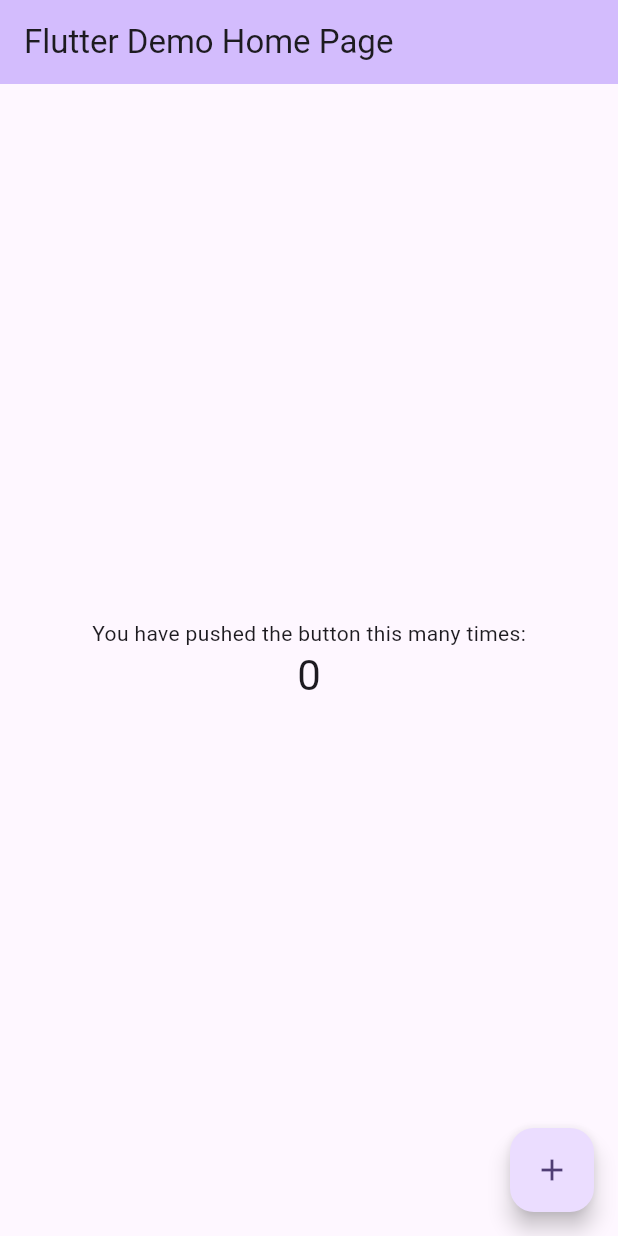
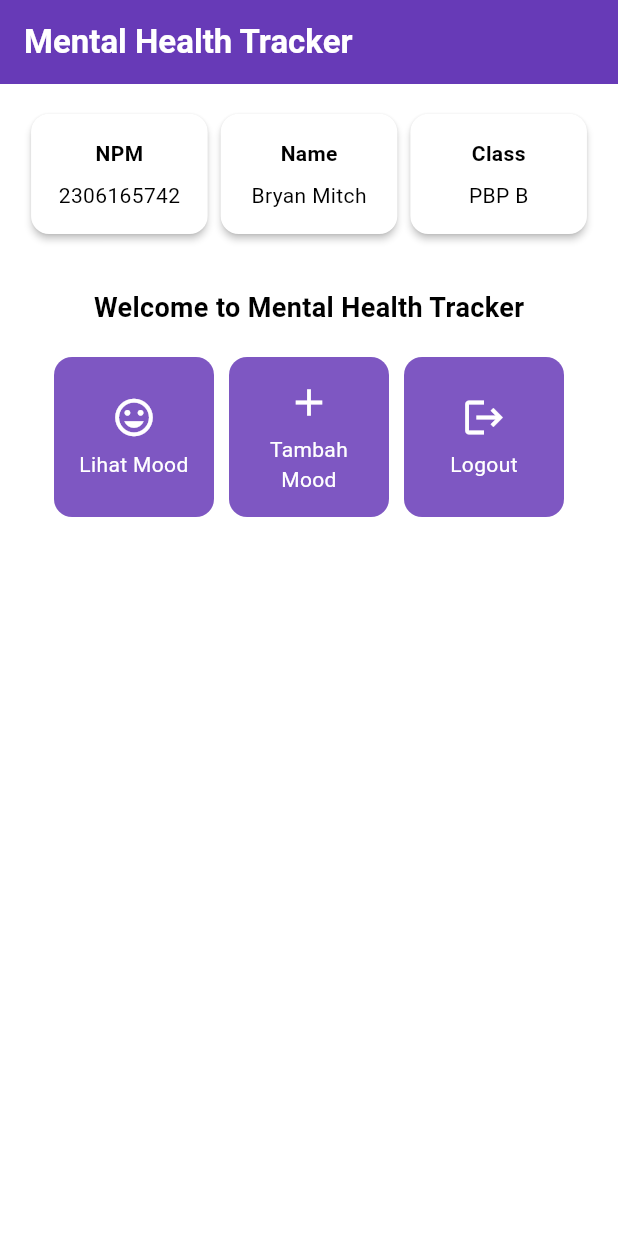
Before and after one commit to brjaeger/mental-health-tracker-mobile, a Flutter app: the screen it shows after launch, on a phone screen of 412 x 824 dp. Run offline on Flutter 3.47's test engine with Material 3 defaults, Android fonts, the phone set to English and light mode, and no system bars.

Commit message:
Tutorial 6

```diff
--- a/lib/main.dart
+++ b/lib/main.dart
@@ -1,4 +1,5 @@
 import 'package:flutter/material.dart';
+import 'package:mental_health_tracker/menu.dart';
 
 void main() {
   runApp(const MyApp());
@@ -28,98 +29,11 @@
         //
         // This works for code too, not just values: Most code changes can be
         // tested with just a hot reload.
-        colorScheme: ColorScheme.fromSeed(seedColor: Colors.deepPurple),
-        useMaterial3: true,
+        colorScheme: ColorScheme.fromSwatch(
+          primarySwatch: Colors.deepPurple,
+        ).copyWith(secondary: Colors.deepPurple[400]),
       ),
-      home: const MyHomePage(title: 'Flutter Demo Home Page'),
+      home: MyHomePage(),
     );
   }
 }
-
-class MyHomePage extends StatefulWidget {
-  const MyHomePage({super.key, required this.title});
-
-  // This widget is the home page of your application. It is stateful, meaning
-  // that it has a State object (defined below) that contains fields that affect
-  // how it looks.
-
-  // This class is the configuration for the state. It holds the values (in this
-  // case the title) provided by the parent (in this case the App widget) and
-  // used by the build method of the State. Fields in a Widget subclass are
-  // always marked "final".
-
-  final String title;
-
-  @override
-  State<MyHomePage> createState() => _MyHomePageState();
-}
-
-class _MyHomePageState extends State<MyHomePage> {
-  int _counter = 0;
-
-  void _incrementCounter() {
-    setState(() {
-      // This call to setState tells the Flutter framework that something has
-      // changed in this State, which causes it to rerun the build method below
-      // so that the display can reflect the updated values. If we changed
-      // _counter without calling setState(), then the build method would not be
-      // called again, and so nothing would appear to happen.
-      _counter++;
-    });
-  }
-
-  @override
-  Widget build(BuildContext context) {
-    // This method is rerun every time setState is called, for instance as done
-    // by the _incrementCounter method above.
-    //
-    // The Flutter framework has been optimized to make rerunning build methods
-    // fast, so that you can just rebuild anything that needs updating rather
-    // than having to individually change instances of widgets.
-    return Scaffold(
-      appBar: AppBar(
-        // TRY THIS: Try changing the color here to a specific color (to
-        // Colors.amber, perhaps?) and trigger a hot reload to see the AppBar
-        // change color while the other colors stay the same.
-        backgroundColor: Theme.of(context).colorScheme.inversePrimary,
-        // Here we take the value from the MyHomePage object that was created by
-        // the App.build method, and use it to set our appbar title.
-        title: Text(widget.title),
-      ),
-      body: Center(
-        // Center is a layout widget. It takes a single child and positions it
-        // in the middle of the parent.
-        child: Column(
-          // Column is also a layout widget. It takes a list of children and
-          // arranges them vertically. By default, it sizes itself to fit its
-          // children horizontally, and tries to be as tall as its parent.
-          //
-          // Column has various properties to control how it sizes itself and
-          // how it positions its children. Here we use mainAxisAlignment to
-          // center the children vertically; the main axis here is the vertical
-          // axis because Columns are vertical (the cross axis would be
-          // horizontal).
-          //
-          // TRY THIS: Invoke "debug painting" (choose the "Toggle Debug Paint"
-          // action in the IDE, or press "p" in the console), to see the
-          // wireframe for each widget.
-          mainAxisAlignment: MainAxisAlignment.center,
-          children: <Widget>[
-            const Text(
-              'You have pushed the button this many times:',
-            ),
-            Text(
-              '$_counter',
-              style: Theme.of(context).textTheme.headlineMedium,
-            ),
-          ],
-        ),
-      ),
-      floatingActionButton: FloatingActionButton(
-        onPressed: _incrementCounter,
-        tooltip: 'Increment',
-        child: const Icon(Icons.add),
-      ), // This trailing comma makes auto-formatting nicer for build methods.
-    );
-  }
-}
--- /dev/null
+++ b/lib/menu.dart
@@ -0,0 +1,187 @@
+import 'package:flutter/material.dart';
+
+class MyHomePage extends StatelessWidget {
+  final String npm = '2306165742'; // NPM
+  final String name = 'Bryan Mitch'; // Nama
+  final String className = 'PBP B'; // Kelas
+
+  final List<ItemHomepage> items = [
+    ItemHomepage("Lihat Mood", Icons.mood),
+    ItemHomepage("Tambah Mood", Icons.add),
+    ItemHomepage("Logout", Icons.logout),
+  ];
+
+  MyHomePage({super.key});
+
+  @override
+  Widget build(BuildContext context) {
+    // Scaffold menyediakan struktur dasar halaman dengan AppBar dan body.
+    return Scaffold(
+      // AppBar adalah bagian atas halaman yang menampilkan judul.
+      appBar: AppBar(
+        // Judul aplikasi "Mental Health Tracker" dengan teks putih dan tebal.
+        title: const Text(
+          'Mental Health Tracker',
+          style: TextStyle(
+            color: Colors.white,
+            fontWeight: FontWeight.bold,
+          ),
+        ),
+        // Warna latar belakang AppBar diambil dari skema warna tema aplikasi.
+        backgroundColor: Theme.of(context).colorScheme.primary,
+      ),
+      // Body halaman dengan padding di sekelilingnya.
+      body: Padding(
+        padding: const EdgeInsets.all(16.0),
+        // Menyusun widget secara vertikal dalam sebuah kolom.
+        child: Column(
+          crossAxisAlignment: CrossAxisAlignment.center,
+          children: [
+            // Row untuk menampilkan 3 InfoCard secara horizontal.
+            Row(
+              mainAxisAlignment: MainAxisAlignment.spaceEvenly,
+              children: [
+                InfoCard(title: 'NPM', content: npm),
+                InfoCard(title: 'Name', content: name),
+                InfoCard(title: 'Class', content: className),
+              ],
+            ),
+
+            // Memberikan jarak vertikal 16 unit.
+            const SizedBox(height: 16.0),
+
+            // Menempatkan widget berikutnya di tengah halaman.
+            Center(
+              child: Column(
+                // Menyusun teks dan grid item secara vertikal.
+
+                children: [
+                  // Menampilkan teks sambutan dengan gaya tebal dan ukuran 18.
+                  const Padding(
+                    padding: EdgeInsets.only(top: 16.0),
+                    child: Text(
+                      'Welcome to Mental Health Tracker',
+                      style: TextStyle(
+                        fontWeight: FontWeight.bold,
+                        fontSize: 18.0,
+                      ),
+                    ),
+                  ),
+
+                  // Grid untuk menampilkan ItemCard dalam bentuk grid 3 kolom.
+                  GridView.count(
+                    primary: true,
+                    padding: const EdgeInsets.all(20),
+                    crossAxisSpacing: 10,
+                    mainAxisSpacing: 10,
+                    crossAxisCount: 3,
+                    // Agar grid menyesuaikan tinggi kontennya.
+                    shrinkWrap: true,
+
+                    // Menampilkan ItemCard untuk setiap item dalam list items.
+                    children: items.map((ItemHomepage item) {
+                      return ItemCard(item);
+                    }).toList(),
+                  ),
+                ],
+              ),
+            ),
+          ],
+        ),
+      ),
+    );
+  }
+}
+
+class ItemHomepage {
+  final String name;
+  final IconData icon;
+
+  ItemHomepage(this.name, this.icon);
+}
+
+class ItemCard extends StatelessWidget {
+  // Menampilkan kartu dengan ikon dan nama.
+
+  final ItemHomepage item;
+
+  const ItemCard(this.item, {super.key});
+
+  @override
+  Widget build(BuildContext context) {
+    return Material(
+      // Menentukan warna latar belakang dari tema aplikasi.
+      color: Theme.of(context).colorScheme.secondary,
+      // Membuat sudut kartu melengkung.
+      borderRadius: BorderRadius.circular(12),
+
+      child: InkWell(
+        // Aksi ketika kartu ditekan.
+        onTap: () {
+          // Menampilkan pesan SnackBar saat kartu ditekan.
+          ScaffoldMessenger.of(context)
+            ..hideCurrentSnackBar()
+            ..showSnackBar(SnackBar(
+                content: Text("Kamu telah menekan tombol ${item.name}!")));
+        },
+        // Container untuk menyimpan Icon dan Text
+        child: Container(
+          padding: const EdgeInsets.all(8),
+          child: Center(
+            child: Column(
+              // Menyusun ikon dan teks di tengah kartu.
+              mainAxisAlignment: MainAxisAlignment.center,
+              children: [
+                Icon(
+                  item.icon,
+                  color: Colors.white,
+                  size: 30.0,
+                ),
+                const Padding(padding: EdgeInsets.all(3)),
+                Text(
+                  item.name,
+                  textAlign: TextAlign.center,
+                  style: const TextStyle(color: Colors.white),
+                ),
+              ],
+            ),
+          ),
+        ),
+      ),
+    );
+  }
+}
+
+class InfoCard extends StatelessWidget {
+  // Kartu informasi yang menampilkan title dan content.
+
+  final String title; // Judul kartu.
+  final String content; // Isi kartu.
+
+  const InfoCard({super.key, required this.title, required this.content});
+
+  @override
+  Widget build(BuildContext context) {
+    return Card(
+      // Membuat kotak kartu dengan bayangan dibawahnya.
+      elevation: 2.0,
+      child: Container(
+        // Mengatur ukuran dan jarak di dalam kartu.
+        width: MediaQuery.of(context).size.width /
+            3.5, // menyesuaikan dengan lebar device yang digunakan.
+        padding: const EdgeInsets.all(16.0),
+        // Menyusun title dan content secara vertikal.
+        child: Column(
+          children: [
+            Text(
+              title,
+              style: const TextStyle(fontWeight: FontWeight.bold),
+            ),
+            const SizedBox(height: 8.0),
+            Text(content),
+          ],
+        ),
+      ),
+    );
+  }
+}
```
